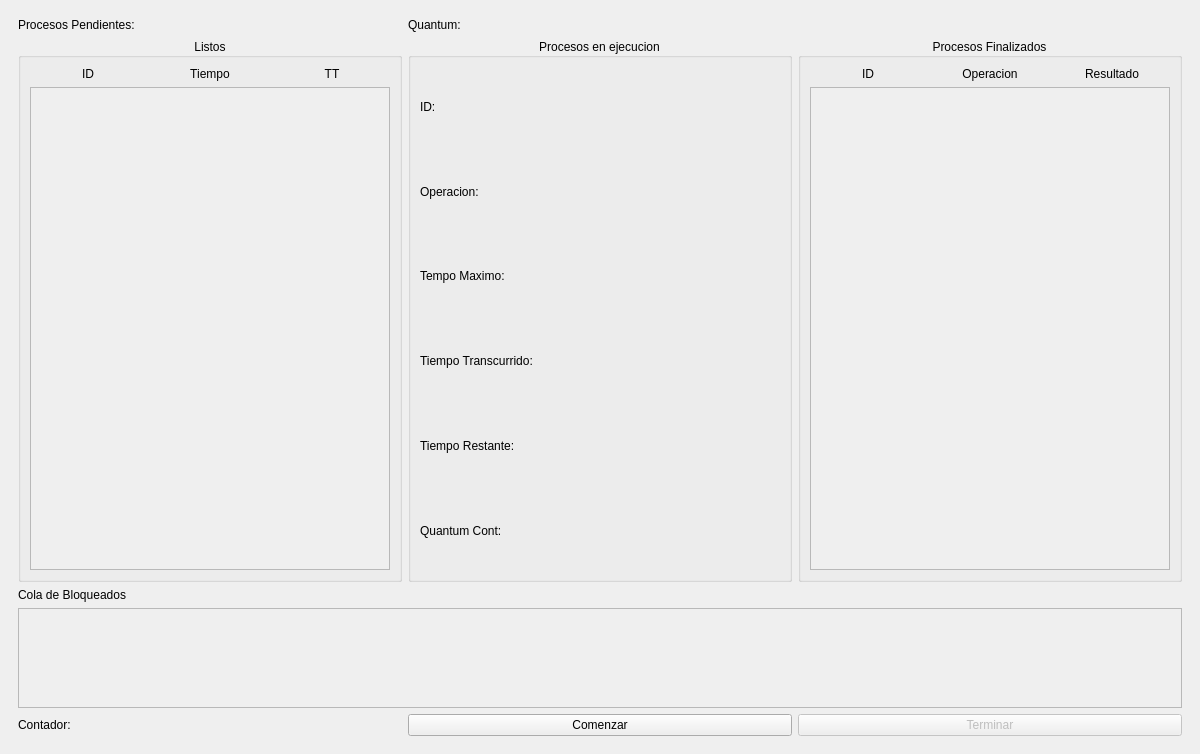
Before: the Qt Designer form mainwindow.ui in ZamaxCode/Paginacion-RoundRobin, drawn with Qt 5.
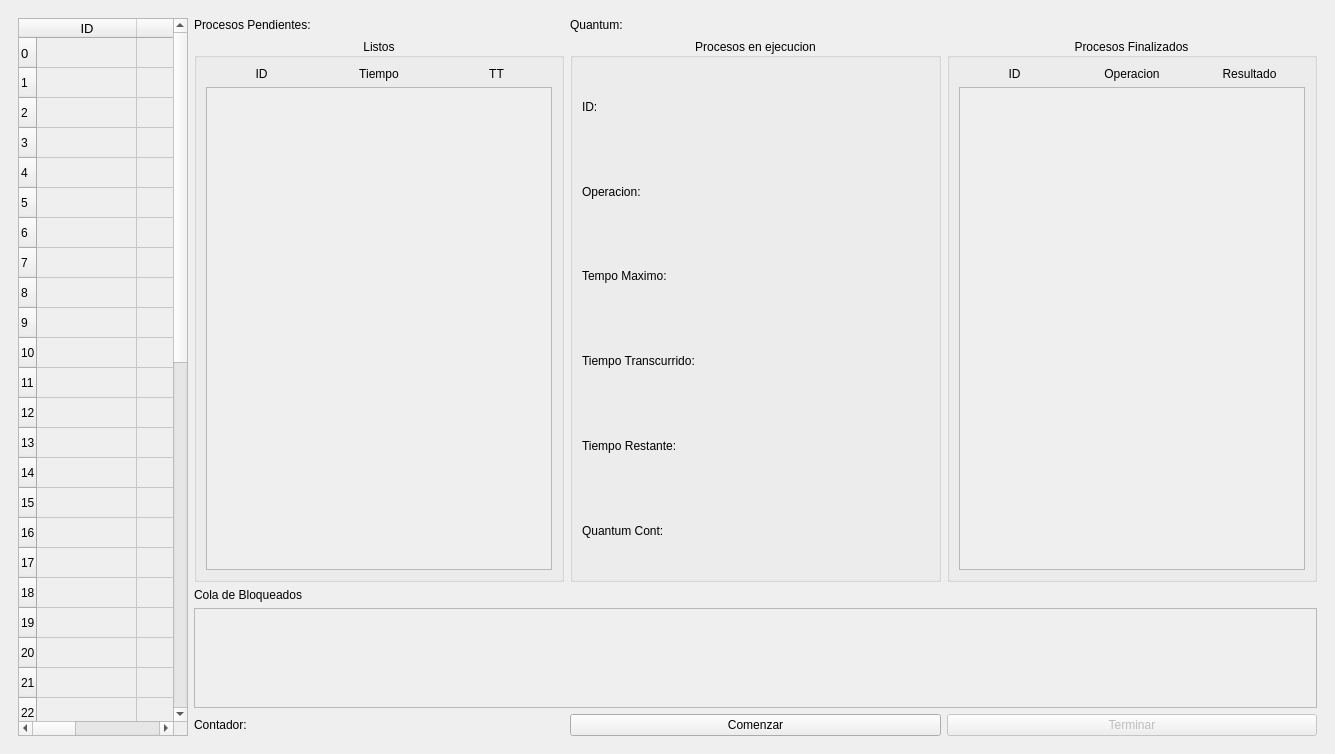
After: the same form once the commit is applied. The open tabs and pages were chosen to show the change. Icons and pictures are not drawn.

Commit message: Se cambio la logica de 5 en memoria a la tabla de 45 frames

Diff of the .ui file:
```diff
--- a/mainwindow.ui
+++ b/mainwindow.ui
@@ -6,7 +6,7 @@
    <rect>
     <x>0</x>
     <y>0</y>
-    <width>1200</width>
+    <width>1335</width>
     <height>754</height>
    </rect>
   </property>
@@ -133,122 +133,7 @@
         <string notr="true">font: 14pt &quot;Century Gothic&quot;;</string>
        </property>
        <layout class="QGridLayout" name="gridLayout_5">
-        <item row="2" column="2">
-         <widget class="QGroupBox" name="finishedProcesGB">
-          <property name="maximumSize">
-           <size>
-            <width>392</width>
-            <height>16777215</height>
-           </size>
-          </property>
-          <property name="title">
-           <string>Procesos Finalizados</string>
-          </property>
-          <property name="alignment">
-           <set>Qt::AlignCenter</set>
-          </property>
-          <layout class="QGridLayout" name="gridLayout_9">
-           <item row="0" column="2">
-            <widget class="QLabel" name="resultColumnLB">
-             <property name="maximumSize">
-              <size>
-               <width>16777215</width>
-               <height>20</height>
-              </size>
-             </property>
-             <property name="text">
-              <string>Resultado</string>
-             </property>
-             <property name="alignment">
-              <set>Qt::AlignCenter</set>
-             </property>
-            </widget>
-           </item>
-           <item row="0" column="1">
-            <widget class="QLabel" name="operationColumnLB">
-             <property name="maximumSize">
-              <size>
-               <width>16777215</width>
-               <height>20</height>
-              </size>
-             </property>
-             <property name="text">
-              <string>Operacion</string>
-             </property>
-             <property name="alignment">
-              <set>Qt::AlignCenter</set>
-             </property>
-            </widget>
-           </item>
-           <item row="0" column="0">
-            <widget class="QLabel" name="idColumnLB">
-             <property name="maximumSize">
-              <size>
-               <width>16777215</width>
-               <height>20</height>
-              </size>
-             </property>
-             <property name="text">
-              <string>ID</string>
-             </property>
-             <property name="alignment">
-              <set>Qt::AlignCenter</set>
-             </property>
-            </widget>
-           </item>
-           <item row="1" column="0" colspan="3">
-            <widget class="QScrollArea" name="finishProcessSA">
-             <property name="maximumSize">
-              <size>
-               <width>392</width>
-               <height>16777215</height>
-              </size>
-             </property>
-             <property name="widgetResizable">
-              <bool>true</bool>
-             </property>
-             <widget class="QWidget" name="widget">
-              <property name="geometry">
-               <rect>
-                <x>0</x>
-                <y>0</y>
-                <width>358</width>
-                <height>443</height>
-               </rect>
-              </property>
-              <layout class="QGridLayout" name="gridLayout_6">
-               <item row="0" column="0">
-                <layout class="QGridLayout" name="finishProcessGL"/>
-               </item>
-              </layout>
-             </widget>
-            </widget>
-           </item>
-          </layout>
-         </widget>
-        </item>
-        <item row="7" column="1">
-         <widget class="QPushButton" name="startPB">
-          <property name="text">
-           <string>Comenzar</string>
-          </property>
-         </widget>
-        </item>
-        <item row="0" column="0">
-         <widget class="QLabel" name="contOfBatchesLB">
-          <property name="text">
-           <string>Procesos Pendientes: </string>
-          </property>
-         </widget>
-        </item>
-        <item row="7" column="0">
-         <widget class="QLabel" name="globalContLB">
-          <property name="text">
-           <string>Contador: </string>
-          </property>
-         </widget>
-        </item>
-        <item row="2" column="0">
+        <item row="1" column="1">
          <widget class="QGroupBox" name="readyProcessGB">
           <property name="maximumSize">
            <size>
@@ -315,7 +200,7 @@
                <rect>
                 <x>0</x>
                 <y>0</y>
-                <width>358</width>
+                <width>344</width>
                 <height>441</height>
                </rect>
               </property>
@@ -330,7 +215,52 @@
           </layout>
          </widget>
         </item>
-        <item row="2" column="1">
+        <item row="4" column="3">
+         <widget class="QPushButton" name="finishPB">
+          <property name="enabled">
+           <bool>false</bool>
+          </property>
+          <property name="text">
+           <string>Terminar</string>
+          </property>
+         </widget>
+        </item>
+        <item row="3" column="1" colspan="3">
+         <widget class="QScrollArea" name="blockedSA">
+          <property name="maximumSize">
+           <size>
+            <width>16777215</width>
+            <height>100</height>
+           </size>
+          </property>
+          <property name="widgetResizable">
+           <bool>true</bool>
+          </property>
+          <widget class="QWidget" name="scrollAreaWidgetContents_3">
+           <property name="geometry">
+            <rect>
+             <x>0</x>
+             <y>0</y>
+             <width>1121</width>
+             <height>98</height>
+            </rect>
+           </property>
+           <layout class="QGridLayout" name="gridLayout_13">
+            <item row="1" column="0">
+             <layout class="QGridLayout" name="blockedGL"/>
+            </item>
+           </layout>
+          </widget>
+         </widget>
+        </item>
+        <item row="4" column="2">
+         <widget class="QPushButton" name="startPB">
+          <property name="text">
+           <string>Comenzar</string>
+          </property>
+         </widget>
+        </item>
+        <item row="1" column="2">
          <widget class="QGroupBox" name="executeProcessGB">
           <property name="maximumSize">
            <size>
@@ -390,58 +320,410 @@
           </layout>
          </widget>
         </item>
-        <item row="5" column="0">
-         <widget class="QLabel" name="blockedLB">
+        <item row="4" column="1">
+         <widget class="QLabel" name="globalContLB">
           <property name="text">
-           <string>Cola de Bloqueados</string>
+           <string>Contador: </string>
           </property>
          </widget>
         </item>
-        <item row="7" column="2">
-         <widget class="QPushButton" name="finishPB">
-          <property name="enabled">
-           <bool>false</bool>
-          </property>
-          <property name="text">
-           <string>Terminar</string>
-          </property>
-         </widget>
-        </item>
-        <item row="6" column="0" colspan="3">
-         <widget class="QScrollArea" name="blockedSA">
-          <property name="maximumSize">
-           <size>
-            <width>16777215</width>
-            <height>100</height>
-           </size>
-          </property>
-          <property name="widgetResizable">
-           <bool>true</bool>
-          </property>
-          <widget class="QWidget" name="scrollAreaWidgetContents_3">
-           <property name="geometry">
-            <rect>
-             <x>0</x>
-             <y>0</y>
-             <width>1162</width>
-             <height>98</height>
-            </rect>
-           </property>
-           <layout class="QGridLayout" name="gridLayout_13">
-            <item row="1" column="0">
-             <layout class="QGridLayout" name="blockedGL"/>
-            </item>
-           </layout>
-          </widget>
-         </widget>
-        </item>
-        <item row="0" column="1">
+        <item row="0" column="2">
          <widget class="QLabel" name="quantumLB">
           <property name="text">
            <string>Quantum: </string>
           </property>
          </widget>
         </item>
+        <item row="2" column="1">
+         <widget class="QLabel" name="blockedLB">
+          <property name="text">
+           <string>Cola de Bloqueados</string>
+          </property>
+         </widget>
+        </item>
+        <item row="1" column="3">
+         <widget class="QGroupBox" name="finishedProcesGB">
+          <property name="maximumSize">
+           <size>
+            <width>392</width>
+            <height>16777215</height>
+           </size>
+          </property>
+          <property name="title">
+           <string>Procesos Finalizados</string>
+          </property>
+          <property name="alignment">
+           <set>Qt::AlignCenter</set>
+          </property>
+          <layout class="QGridLayout" name="gridLayout_9">
+           <item row="0" column="2">
+            <widget class="QLabel" name="resultColumnLB">
+             <property name="maximumSize">
+              <size>
+               <width>16777215</width>
+               <height>20</height>
+              </size>
+             </property>
+             <property name="text">
+              <string>Resultado</string>
+             </property>
+             <property name="alignment">
+              <set>Qt::AlignCenter</set>
+             </property>
+            </widget>
+           </item>
+           <item row="0" column="1">
+            <widget class="QLabel" name="operationColumnLB">
+             <property name="maximumSize">
+              <size>
+               <width>16777215</width>
+               <height>20</height>
+              </size>
+             </property>
+             <property name="text">
+              <string>Operacion</string>
+             </property>
+             <property name="alignment">
+              <set>Qt::AlignCenter</set>
+             </property>
+            </widget>
+           </item>
+           <item row="0" column="0">
+            <widget class="QLabel" name="idColumnLB">
+             <property name="maximumSize">
+              <size>
+               <width>16777215</width>
+               <height>20</height>
+              </size>
+             </property>
+             <property name="text">
+              <string>ID</string>
+             </property>
+             <property name="alignment">
+              <set>Qt::AlignCenter</set>
+             </property>
+            </widget>
+           </item>
+           <item row="1" column="0" colspan="3">
+            <widget class="QScrollArea" name="finishProcessSA">
+             <property name="maximumSize">
+              <size>
+               <width>392</width>
+               <height>16777215</height>
+              </size>
+             </property>
+             <property name="widgetResizable">
+              <bool>true</bool>
+             </property>
+             <widget class="QWidget" name="widget">
+              <property name="geometry">
+               <rect>
+                <x>0</x>
+                <y>0</y>
+                <width>344</width>
+                <height>443</height>
+               </rect>
+              </property>
+              <layout class="QGridLayout" name="gridLayout_6">
+               <item row="0" column="0">
+                <layout class="QGridLayout" name="finishProcessGL"/>
+               </item>
+              </layout>
+             </widget>
+            </widget>
+           </item>
+          </layout>
+         </widget>
+        </item>
+        <item row="0" column="1">
+         <widget class="QLabel" name="contOfBatchesLB">
+          <property name="text">
+           <string>Procesos Pendientes: </string>
+          </property>
+         </widget>
+        </item>
+        <item row="0" column="0" rowspan="5">
+         <widget class="QTableWidget" name="frameTable">
+          <property name="enabled">
+           <bool>false</bool>
+          </property>
+          <property name="maximumSize">
+           <size>
+            <width>170</width>
+            <height>16777215</height>
+           </size>
+          </property>
+          <property name="styleSheet">
+           <string notr="true">font: 10pt &quot;MS PGothic&quot;;
+color: rgb(0, 0, 0);</string>
+          </property>
+          <row>
+           <property name="text">
+            <string>0</string>
+           </property>
+           <property name="font">
+            <font>
+             <pointsize>10</pointsize>
+            </font>
+           </property>
+          </row>
+          <row>
+           <property name="text">
+            <string>1</string>
+           </property>
+          </row>
+          <row>
+           <property name="text">
+            <string>2</string>
+           </property>
+          </row>
+          <row>
+           <property name="text">
+            <string>3</string>
+           </property>
+          </row>
+          <row>
+           <property name="text">
+            <string>4</string>
+           </property>
+          </row>
+          <row>
+           <property name="text">
+            <string>5</string>
+           </property>
+          </row>
+          <row>
+           <property name="text">
+            <string>6</string>
+           </property>
+          </row>
+          <row>
+           <property name="text">
+            <string>7</string>
+           </property>
+          </row>
+          <row>
+           <property name="text">
+            <string>8</string>
+           </property>
+          </row>
+          <row>
+           <property name="text">
+            <string>9</string>
+           </property>
+          </row>
+          <row>
+           <property name="text">
+            <string>10</string>
+           </property>
+          </row>
+          <row>
+           <property name="text">
+            <string>11</string>
+           </property>
+          </row>
+          <row>
+           <property name="text">
+            <string>12</string>
+           </property>
+          </row>
+          <row>
+           <property name="text">
+            <string>13</string>
+           </property>
+          </row>
+          <row>
+           <property name="text">
+            <string>14</string>
+           </property>
+          </row>
+          <row>
+           <property name="text">
+            <string>15</string>
+           </property>
+          </row>
+          <row>
+           <property name="text">
+            <string>16</string>
+           </property>
+          </row>
+          <row>
+           <property name="text">
+            <string>17</string>
+           </property>
+          </row>
+          <row>
+           <property name="text">
+            <string>18</string>
+           </property>
+          </row>
+          <row>
+           <property name="text">
+            <string>19</string>
+           </property>
+          </row>
+          <row>
+           <property name="text">
+            <string>20</string>
+           </property>
+          </row>
+          <row>
+           <property name="text">
+            <string>21</string>
+           </property>
+          </row>
+          <row>
+           <property name="text">
+            <string>22</string>
+           </property>
+          </row>
+          <row>
+           <property name="text">
+            <string>23</string>
+           </property>
+          </row>
+          <row>
+           <property name="text">
+            <string>24</string>
+           </property>
+          </row>
+          <row>
+           <property name="text">
+            <string>25</string>
+           </property>
+          </row>
+          <row>
+           <property name="text">
+            <string>26</string>
+           </property>
+          </row>
+          <row>
+           <property name="text">
+            <string>27</string>
+           </property>
+          </row>
+          <row>
+           <property name="text">
+            <string>28</string>
+           </property>
+          </row>
+          <row>
+           <property name="text">
+            <string>29</string>
+           </property>
+          </row>
+          <row>
+           <property name="text">
+            <string>30</string>
+           </property>
+          </row>
+          <row>
+           <property name="text">
+            <string>31</string>
+           </property>
+          </row>
+          <row>
+           <property name="text">
+            <string>32</string>
+           </property>
+          </row>
+          <row>
+           <property name="text">
+            <string>33</string>
+           </property>
+          </row>
+          <row>
+           <property name="text">
+            <string>34</string>
+           </property>
+          </row>
+          <row>
+           <property name="text">
+            <string>35</string>
+           </property>
+          </row>
+          <row>
+           <property name="text">
+            <string>36</string>
+           </property>
+          </row>
+          <row>
+           <property name="text">
+            <string>37</string>
+           </property>
+          </row>
+          <row>
+           <property name="text">
+            <string>38</string>
+           </property>
+          </row>
+          <row>
+           <property name="text">
+            <string>39</string>
+           </property>
+          </row>
+          <row>
+           <property name="text">
+            <string>40</string>
+           </property>
+          </row>
+          <row>
+           <property name="text">
+            <string>41</string>
+           </property>
+          </row>
+          <row>
+           <property name="text">
+            <string>42</string>
+           </property>
+          </row>
+          <row>
+           <property name="text">
+            <string>43</string>
+           </property>
+          </row>
+          <row>
+           <property name="text">
+            <string>44</string>
+           </property>
+          </row>
+          <column>
+           <property name="text">
+            <string>ID</string>
+           </property>
+           <property name="font">
+            <font>
+             <pointsize>10</pointsize>
+            </font>
+           </property>
+          </column>
+          <column>
+           <property name="text">
+            <string>Pag</string>
+           </property>
+           <property name="font">
+            <font>
+             <pointsize>10</pointsize>
+            </font>
+           </property>
+          </column>
+          <column>
+           <property name="text">
+            <string>Estado</string>
+           </property>
+           <property name="font">
+            <font>
+             <pointsize>10</pointsize>
+            </font>
+           </property>
+          </column>
+          <item row="0" column="0">
+           <property name="text">
+            <string/>
+           </property>
+          </item>
+         </widget>
+        </item>
        </layout>
       </widget>
       <widget class="QWidget" name="showResultsPage">
```
Left out of the diff: 6 changed lines with no effect on the pictures. The commit also changes 7 other files.
